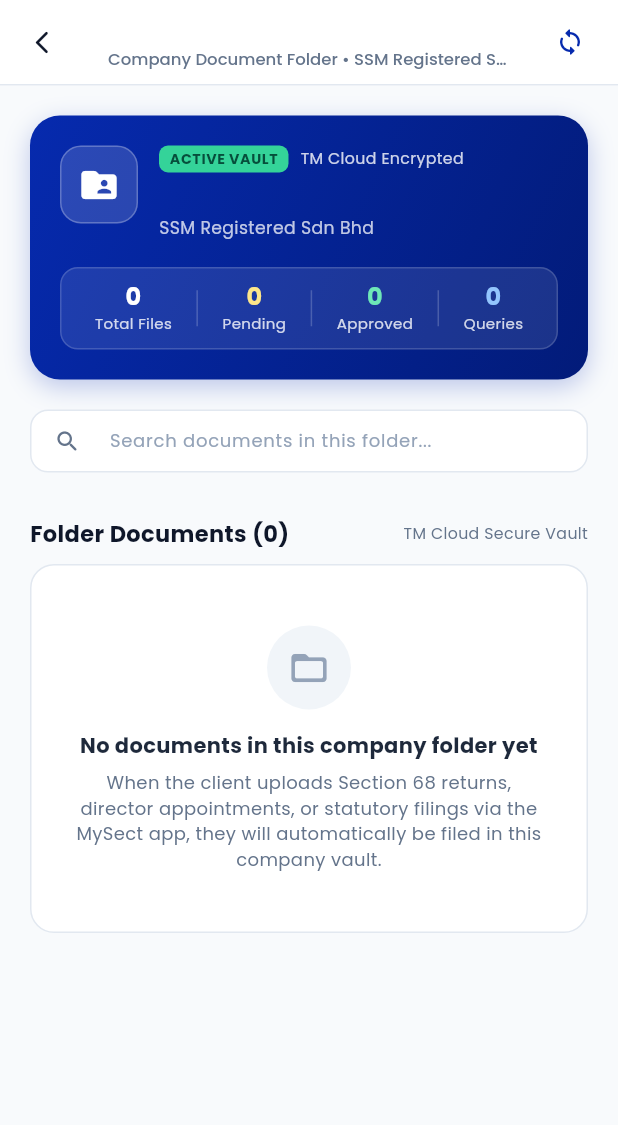
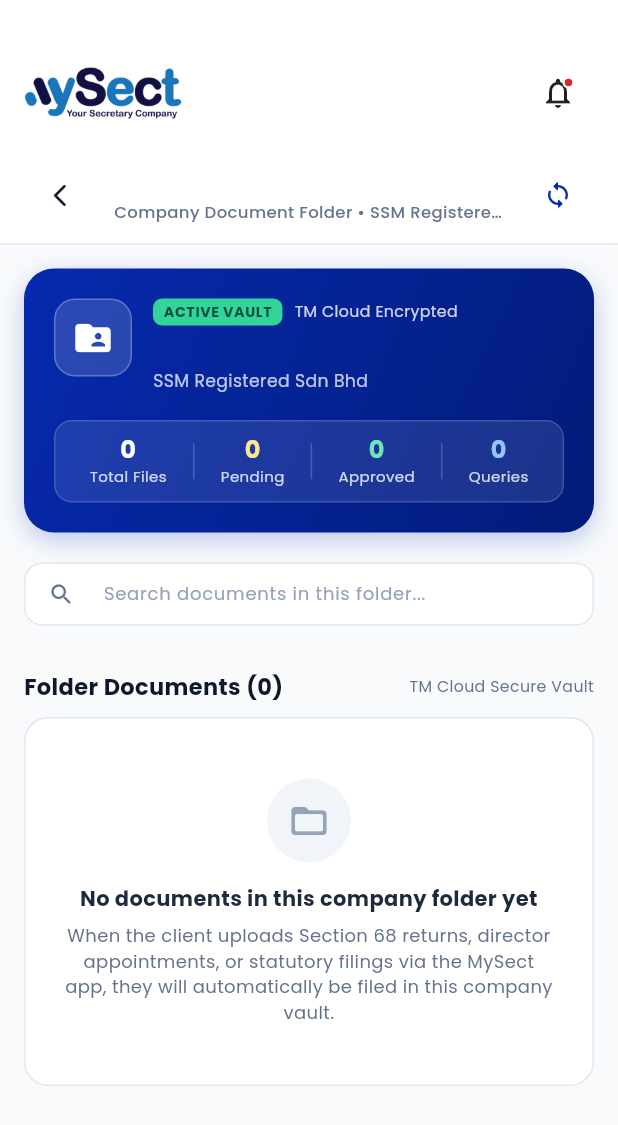
Before and after one commit to DCSDev-coder/MySect, a Flutter app: the CompanyDocumentsFolderPage screen opened directly with empty values, on a phone screen of 412 x 824 dp. Shown: the top 1125 px of the screen. Run offline on Flutter 3.47's test engine with Material 3 defaults, Android fonts, the phone set to English and light mode, and no system bars; our stand-ins replace file_picker, google_fonts, image_picker, table_calendar; network calls fail; project files that could hold a hidden picture were left out.

Commit message:
feat(vaults): add logo and notification bell header and eliminate document card overflows

```diff
--- a/mysect_secretary/lib/screens/company_documents_folder_page.dart
+++ b/mysect_secretary/lib/screens/company_documents_folder_page.dart
@@ -1,3 +1,4 @@
+import '../widgets/app_top_header.dart';
 import 'package:flutter/material.dart';
 import 'package:google_fonts/google_fonts.dart';
 import 'package:intl/intl.dart';
@@ -114,23 +115,39 @@
 
         return Scaffold(
           backgroundColor: const Color(0xFFF8FAFC),
-          appBar: AppBar(
-            backgroundColor: Colors.white,
-            elevation: 0,
-            surfaceTintColor: Colors.transparent,
-            bottom: PreferredSize(
-              preferredSize: const Size.fromHeight(1),
-              child: Container(color: const Color(0xFFE2E8F0), height: 1),
+          body: SafeArea(
+            top: true,
+            bottom: false,
+            child: Column(
+              children: [
+                // Standard Brand Logo & Notification Bell Header matching other pages
+                const AppTopHeader(backgroundColor: Colors.white),
+
+                // Subpage navigation bar with back button, company info, and sync action
+                Container(
+                  width: double.infinity,
+                  padding: const EdgeInsets.symmetric(horizontal: 16, vertical: 8),
+                  decoration: const BoxDecoration(
+                    color: Colors.white,
+                    border: Border(
+                      bottom: BorderSide(color: Color(0xFFE2E8F0), width: 1),
                     ),
-            leading: IconButton(
+                  ),
+                  child: Row(
+                    children: [
+                      IconButton(
                         icon: const Icon(
                           Icons.arrow_back_ios_new_rounded,
                           size: 18,
                           color: Color(0xFF0F172A),
                         ),
                         onPressed: () => Navigator.pop(context),
+                        padding: EdgeInsets.zero,
+                        constraints: const BoxConstraints(),
                       ),
-            title: Column(
+                      const SizedBox(width: 12),
+                      Expanded(
+                        child: Column(
                           crossAxisAlignment: CrossAxisAlignment.start,
                           children: [
                             Text(
@@ -140,6 +157,7 @@
                                 fontWeight: FontWeight.bold,
                                 color: const Color(0xFF0F172A),
                               ),
+                              maxLines: 1,
                               overflow: TextOverflow.ellipsis,
                             ),
                             Text(
@@ -149,11 +167,13 @@
                                 fontWeight: FontWeight.w500,
                                 color: const Color(0xFF64748B),
                               ),
+                              maxLines: 1,
                               overflow: TextOverflow.ellipsis,
                             ),
                           ],
                         ),
-            actions: [
+                      ),
+                      const SizedBox(width: 8),
                       IconButton(
                         icon: const Icon(
                           Icons.sync_rounded,
@@ -177,11 +197,14 @@
                           }
                         },
                       ),
-              const SizedBox(width: 8),
                     ],
                   ),
-          body: SingleChildScrollView(
-            padding: const EdgeInsets.all(20),
+                ),
+
+                // Scrollable Document Content
+                Expanded(
+                  child: SingleChildScrollView(
+                    padding: const EdgeInsets.all(16),
             child: Column(
               crossAxisAlignment: CrossAxisAlignment.start,
               children: [
@@ -590,6 +613,10 @@
               ],
             ),
           ),
+        ),
+      ],
+    ),
+  ),
 );
       },
     );
```
Lines whose indentation alone changed are shown as unchanged.
